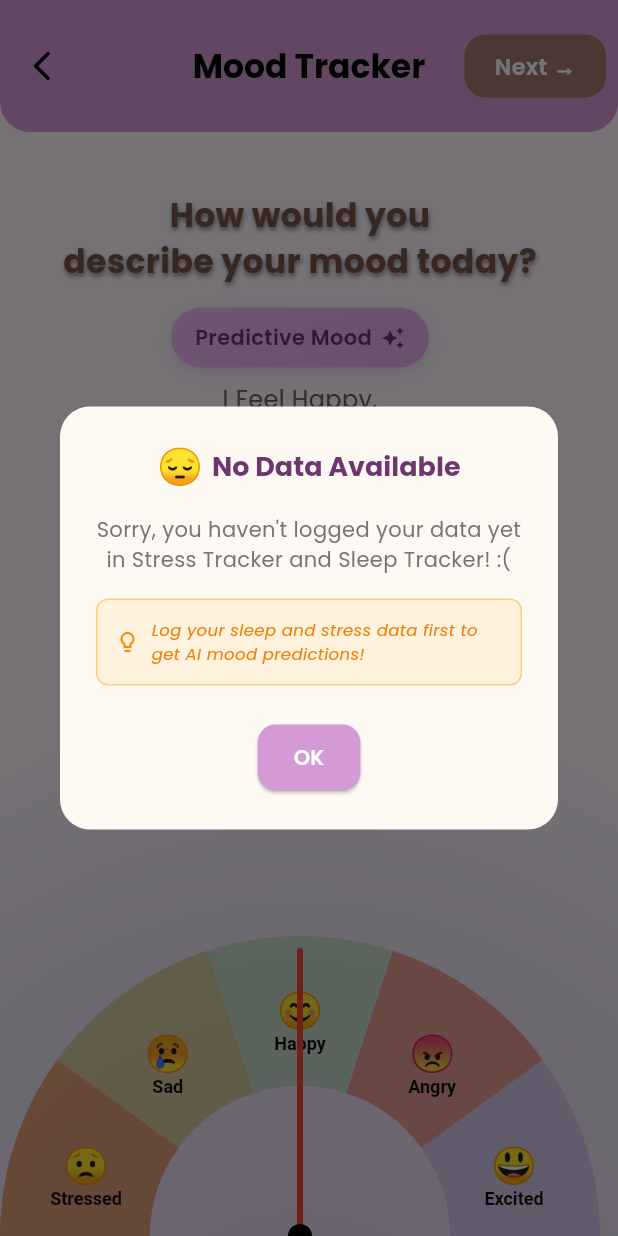
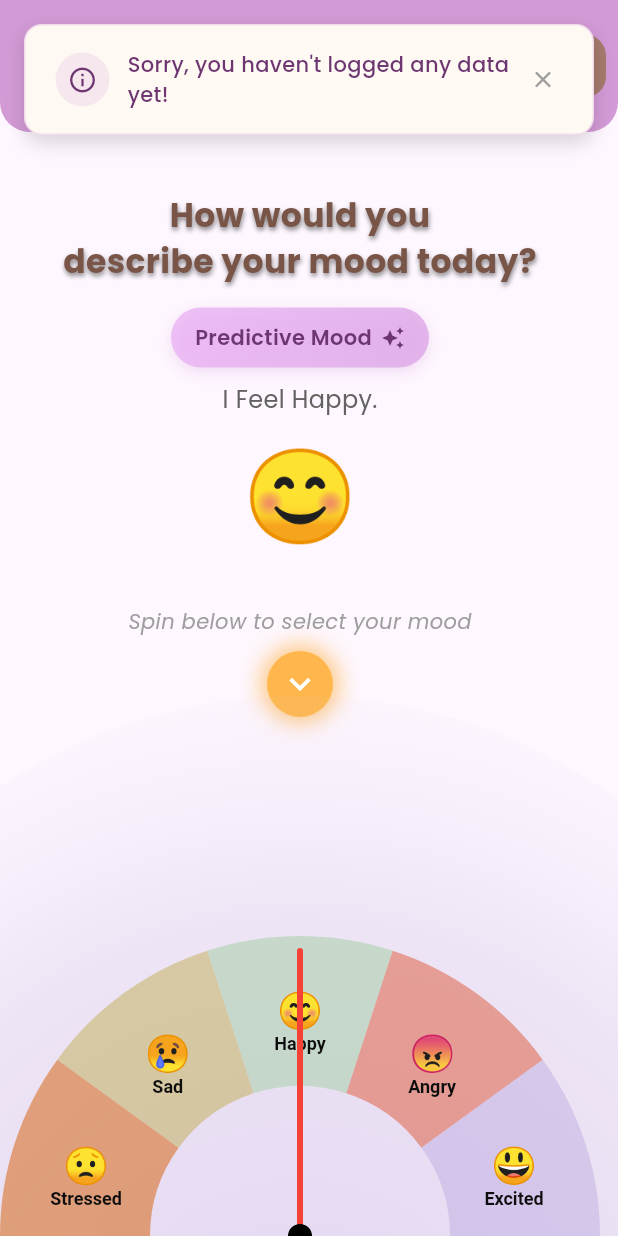
Before and after one commit to hasnat0006/SDP, a Flutter app: the MoodSpinner screen opened directly, after a tap on "Predictive Mood", on a phone screen of 412 x 824 dp. Run offline on Flutter 3.47's test engine with Material 3 defaults, Android fonts, the phone set to English and light mode, and no system bars; our stand-ins replace awesome_notifications, file_picker, fl_chart, flutter_dotenv, google_fonts, google_generative_ai and 3 more; accounts and stored records are empty.

```diff
--- a/mindora/lib/mood/mood_spinner.dart
+++ b/mindora/lib/mood/mood_spinner.dart
@@ -421,99 +421,154 @@ class _MoodSpinnerState extends State<MoodSpinner> {
   }
 
   void _showNoDataDialog() {
-    showDialog(
-      context: context,
-      builder: (BuildContext context) {
-        return AlertDialog(
-          backgroundColor: const Color(0xFFFFF9F4),
-          shape: RoundedRectangleBorder(
-            borderRadius: BorderRadius.circular(20),
+    // Create an overlay entry for the slide-down popup
+    late OverlayEntry overlayEntry;
+
+    overlayEntry = OverlayEntry(
+      builder: (context) => SlideDownPopup(
+        message: "Sorry, you haven't logged any data yet!",
+        onDismiss: () => overlayEntry.remove(),
       ),
-          title: Row(
-            mainAxisAlignment: MainAxisAlignment.center,
-            children: [
-              Text(
-                '😔 ',
-                style: TextStyle(fontSize: 24),
-              ),
-              Text(
-                'No Data Available',
-                style: GoogleFonts.poppins(
-                  fontSize: 18,
-                  fontWeight: FontWeight.bold,
-                  color: const Color(0xFF6D3670),
-                ),
+    );
+
+    Overlay.of(context).insert(overlayEntry);
+
+    // Auto dismiss after 3 seconds
+    Future.delayed(const Duration(seconds: 3), () {
+      if (overlayEntry.mounted) {
+        overlayEntry.remove();
+      }
+    });
+  }
+}
+
+class SlideDownPopup extends StatefulWidget {
+  final String message;
+  final VoidCallback onDismiss;
+
+  const SlideDownPopup({
+    Key? key,
+    required this.message,
+    required this.onDismiss,
+  }) : super(key: key);
+
+  @override
+  State<SlideDownPopup> createState() => _SlideDownPopupState();
+}
+
+class _SlideDownPopupState extends State<SlideDownPopup>
+    with SingleTickerProviderStateMixin {
+  late AnimationController _animationController;
+  late Animation<Offset> _slideAnimation;
+
+  @override
+  void initState() {
+    super.initState();
+    _animationController = AnimationController(
+      duration: const Duration(milliseconds: 300),
+      vsync: this,
+    );
+
+    _slideAnimation = Tween<Offset>(
+      begin: const Offset(0, -1),
+      end: const Offset(0, 0),
+    ).animate(CurvedAnimation(
+      parent: _animationController,
+      curve: Curves.easeOut,
+    ));
+
+    // Start the slide-down animation
+    _animationController.forward();
+
+    // Start slide-up animation after 2.5 seconds
+    Future.delayed(const Duration(milliseconds: 2500), () {
+      if (mounted) {
+        _animationController.reverse().then((_) {
+          widget.onDismiss();
+        });
+      }
+    });
+  }
+
+  @override
+  void dispose() {
+    _animationController.dispose();
+    super.dispose();
+  }
+
+  @override
+  Widget build(BuildContext context) {
+    return Positioned(
+      top: 0,
+      left: 0,
+      right: 0,
+      child: SlideTransition(
+        position: _slideAnimation,
+        child: Material(
+          color: Colors.transparent,
+          child: Container(
+            margin: const EdgeInsets.all(16),
+            padding: const EdgeInsets.symmetric(horizontal: 20, vertical: 16),
+            decoration: BoxDecoration(
+              color: const Color(0xFFFFF9F4),
+              borderRadius: BorderRadius.circular(12),
+              boxShadow: [
+                BoxShadow(
+                  color: Colors.black.withOpacity(0.15),
+                  blurRadius: 10,
+                  offset: const Offset(0, 5),
                 ),
               ],
-          ),
-          content: Column(
-            mainAxisSize: MainAxisSize.min,
-            children: [
-              Text(
-                'Sorry, you haven\'t logged your data yet in Stress Tracker and Sleep Tracker! :(',
-                textAlign: TextAlign.center,
-                style: GoogleFonts.poppins(
-                  fontSize: 14,
-                  color: Colors.grey[600],
-                ),
-              ),
-              const SizedBox(height: 16),
-              Container(
-                padding: const EdgeInsets.all(12),
-                decoration: BoxDecoration(
-                  color: Colors.orange[50],
-                  borderRadius: BorderRadius.circular(8),
               border: Border.all(
-                    color: Colors.orange[200]!,
+                color: const Color(0xFFD39AD5).withOpacity(0.3),
                 width: 1,
               ),
             ),
             child: Row(
               children: [
-                    Icon(
-                      Icons.lightbulb_outline,
-                      color: Colors.orange[600],
-                      size: 16,
+                Container(
+                  padding: const EdgeInsets.all(8),
+                  decoration: BoxDecoration(
+                    color: const Color(0xFFD39AD5).withOpacity(0.2),
+                    shape: BoxShape.circle,
                   ),
-                    const SizedBox(width: 8),
+                  child: Icon(
+                    Icons.info_outline,
+                    color: const Color(0xFF6D3670),
+                    size: 20,
+                  ),
+                ),
+                const SizedBox(width: 12),
                 Expanded(
                   child: Text(
-                        'Log your sleep and stress data first to get AI mood predictions!',
+                    widget.message,
                     style: GoogleFonts.poppins(
-                          fontSize: 11,
-                          color: Colors.orange[700],
-                          fontStyle: FontStyle.italic,
+                      fontSize: 14,
+                      fontWeight: FontWeight.w500,
+                      color: const Color(0xFF6D3670),
+                    ),
+                  ),
+                ),
+                GestureDetector(
+                  onTap: () {
+                    _animationController.reverse().then((_) {
+                      widget.onDismiss();
+                    });
+                  },
+                  child: Container(
+                    padding: const EdgeInsets.all(4),
+                    child: Icon(
+                      Icons.close,
+                      color: Colors.grey[500],
+                      size: 18,
                     ),
                   ),
                 ),
               ],
             ),
           ),
-            ],
-          ),
-          actions: [
-            Center(
-              child: ElevatedButton(
-                onPressed: () => Navigator.of(context).pop(),
-                style: ElevatedButton.styleFrom(
-                  backgroundColor: const Color(0xFFD39AD5),
-                  padding: const EdgeInsets.symmetric(horizontal: 24, vertical: 12),
-                  shape: RoundedRectangleBorder(
-                    borderRadius: BorderRadius.circular(12),
         ),
       ),
-                child: Text(
-                  'OK',
-                  style: GoogleFonts.poppins(
-                    color: Colors.white,
-                    fontWeight: FontWeight.w600,
-                  ),
-                ),
-              ),
-            ),
-          ],
-        );
-      },
     );
   }
 }
--- a/mindora/lib/mood/predictive_mood_popup.dart
+++ b/mindora/lib/mood/predictive_mood_popup.dart
@@ -408,9 +408,7 @@ class _PredictiveMoodPopupState extends State<PredictiveMoodPopup>
                         width: 1,
                       ),
                     ),
-                    child: Column(
-                      children: [
-                        Row(
+                    child: Row(
                       children: [
                         Icon(
                           _getInfoIcon(),
@@ -428,31 +426,6 @@ class _PredictiveMoodPopupState extends State<PredictiveMoodPopup>
                             ),
                           ),
                         ),
-                          ],
-                        ),
-                        if (!hasSleepData || !hasStressData) ...[
-                          const SizedBox(height: 8),
-                          Row(
-                            children: [
-                              Icon(
-                                Icons.warning_amber_outlined,
-                                color: Colors.orange[600],
-                                size: 14,
-                              ),
-                              const SizedBox(width: 6),
-                              Expanded(
-                                child: Text(
-                                  'Since only one data source was found, prediction is based on that limited information.',
-                                  style: GoogleFonts.poppins(
-                                    fontSize: 10,
-                                    color: Colors.orange[700],
-                                    fontStyle: FontStyle.italic,
-                                  ),
-                                ),
-                              ),
-                            ],
-                          ),
-                        ],
                       ],
                     ),
                   ),
@@ -598,11 +571,7 @@ class _PredictiveMoodPopupState extends State<PredictiveMoodPopup>
   }
 
   IconData _getInfoIcon() {
-    if (hasSleepData && hasStressData) {
-      return Icons.info_outline;
-    } else {
-      return Icons.warning_amber_outlined;
-    }
+    return Icons.info_outline; // Always use info icon
   }
 
   Color _getInfoIconColor() {
@@ -617,9 +586,9 @@ class _PredictiveMoodPopupState extends State<PredictiveMoodPopup>
     if (hasSleepData && hasStressData) {
       return 'Prediction is based on your logged data in Sleep and Stress trackers';
     } else if (hasSleepData && !hasStressData) {
-      return 'Prediction is based on your Sleep tracker data only';
+      return 'Prediction done based on available data but since we couldn\'t find Stress tracker, result shown on basis of Sleep tracker data';
     } else if (!hasSleepData && hasStressData) {
-      return 'Prediction is based on your Stress tracker data only';
+      return 'Prediction done based on available data but since we couldn\'t find Sleep tracker, result shown on basis of Stress tracker data';
     } else {
       return 'No data available for prediction';
     }
```
Lines whose indentation alone changed are shown as unchanged.
